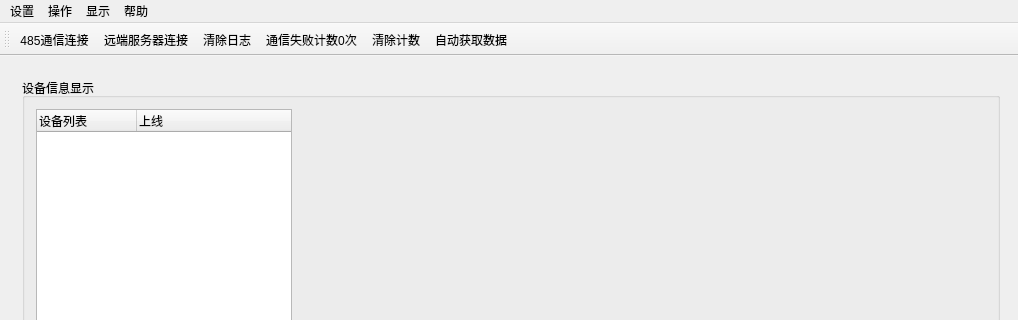
Qt form monitormainwindow.ui (ounie-os/line_monitor) before a commit; both pictures show x 0 to 1018 and y 0 to 320 of the 1018 by 850 pixel window.
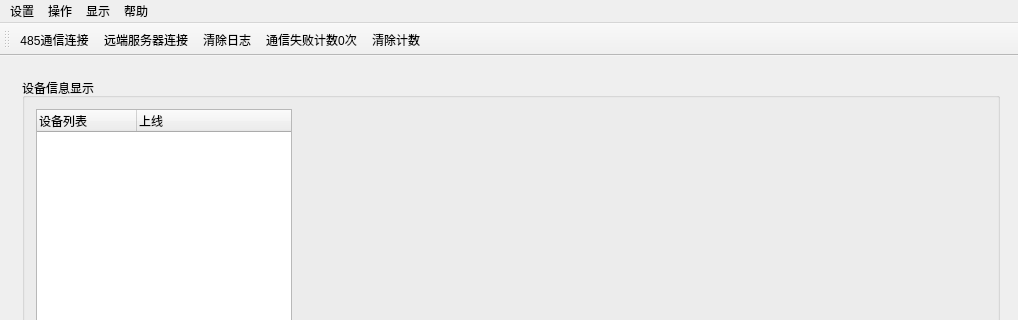
The same form after that commit. Custom widgets are drawn as their Qt base class.

Commit message: 修正ui显示部分内容；去掉自动获取数据按钮

```diff
--- a/monitormainwindow.ui
+++ b/monitormainwindow.ui
@@ -468,7 +468,6 @@
    <addaction name="action_clearLog"/>
    <addaction name="action_cnt_com_failed"/>
    <addaction name="action_clearCnt"/>
-   <addaction name="action_auto_get_data"/>
   </widget>
   <action name="action_data">
    <property name="text">
```
The commit also changes 7 other files.
